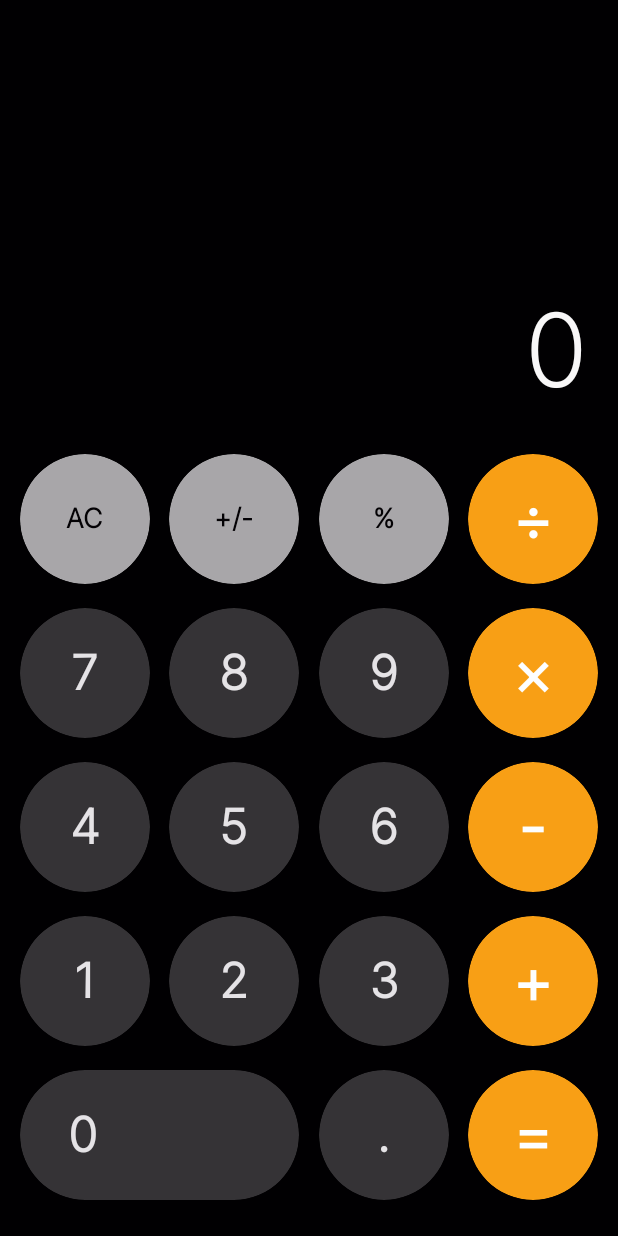
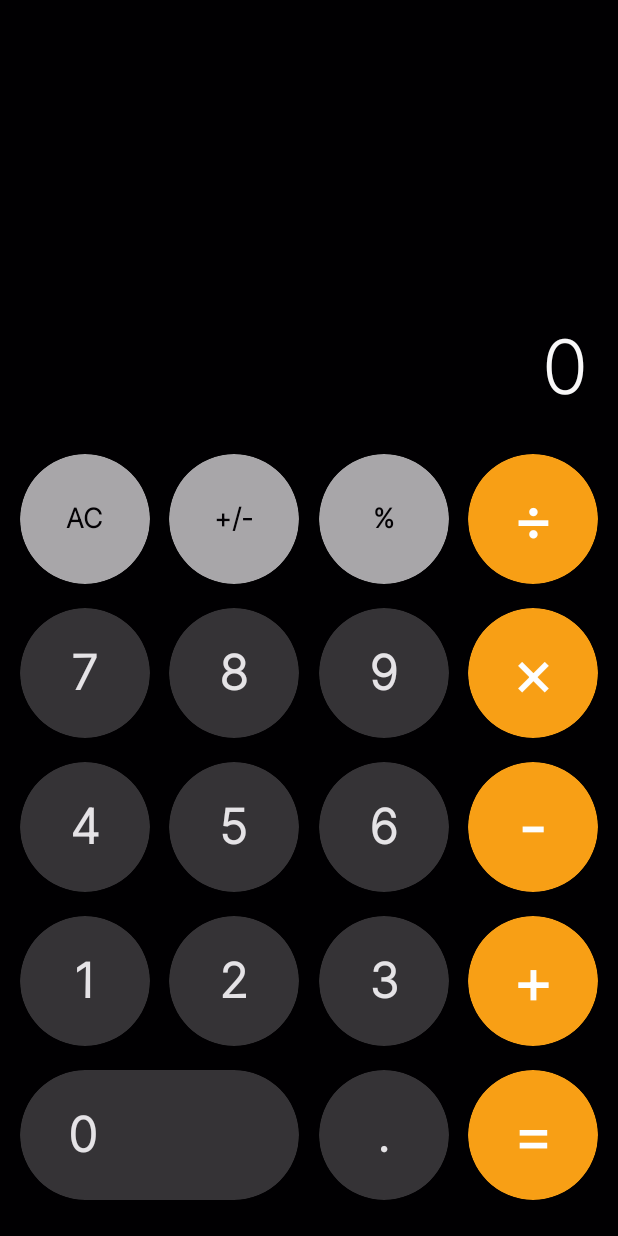
Before and after one commit to PiyushJT/ICalc, an Android app built with Jetpack Compose: the screen it shows after launch (MainActivity), on a phone screen of 412 x 824 dp. Run offline under Robolectric (Android 15) with nearby library versions, the phone set to English and light mode, and no system bars.

Commit message:
fixed bug related to text size

```diff
--- a/app/src/main/java/com/piyushjt/icalc/MainActivity.kt
+++ b/app/src/main/java/com/piyushjt/icalc/MainActivity.kt
@@ -83,19 +83,22 @@ fun VerticalScreen(
     ) {
 
         // Value text view
-        TextValue(text = state.valueToShow)
+        TextValue(
+            text = state.valueToShow,
+            state = state
+        )
 
         // Buttons in grid layout
         VerticalButtons(event = event, state = state)
     }
 }
 
-var textSize = 50.sp
 
 // Value Text View
 @Composable
 fun TextValue(
-    text: String
+    text: String,
+    state: State
 ) {
     Box(
         modifier = Modifier
@@ -112,14 +115,7 @@ fun TextValue(
             text
         }
 
-        textSize = when(textToShow.length){
-            in 0..8 -> 68.sp
-            9 -> 60.sp
-            10 -> 60.sp
-            11 -> 50.sp
-            12 -> 50.sp
-            else -> 50.sp
-        }
+
 
         Text(
             text = buildAnnotatedString {
@@ -142,7 +138,7 @@ fun TextValue(
             },
             color = TextColor,
             fontFamily = FontFamily(Font(R.font.inter_light)),
-            fontSize = textSize
+            fontSize = state.textSize.sp
         )
     }
 }
--- a/app/src/main/java/com/piyushjt/icalc/State.kt
+++ b/app/src/main/java/com/piyushjt/icalc/State.kt
@@ -3,6 +3,7 @@ package com.piyushjt.icalc
 data class State(
     val value : String = "0",
     val valueToShow : String = "0",
+    val textSize : Int = 50,
     val previousValue: String? = null,
     val buttonClicked : String? = null,
     val buttonClickedForColor : String? = null,
```
Also changed, not shown: app/src/main/java/com/piyushjt/icalc/ViewModel.kt (+12 -1 lines).
